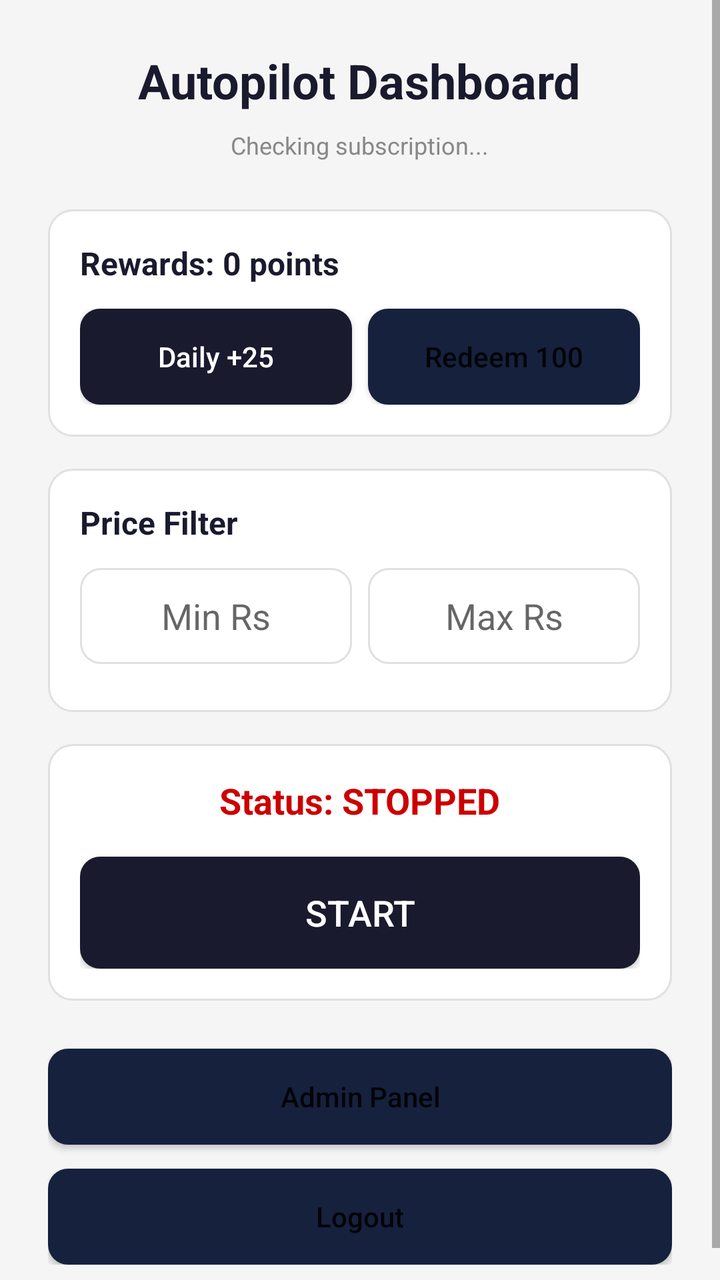
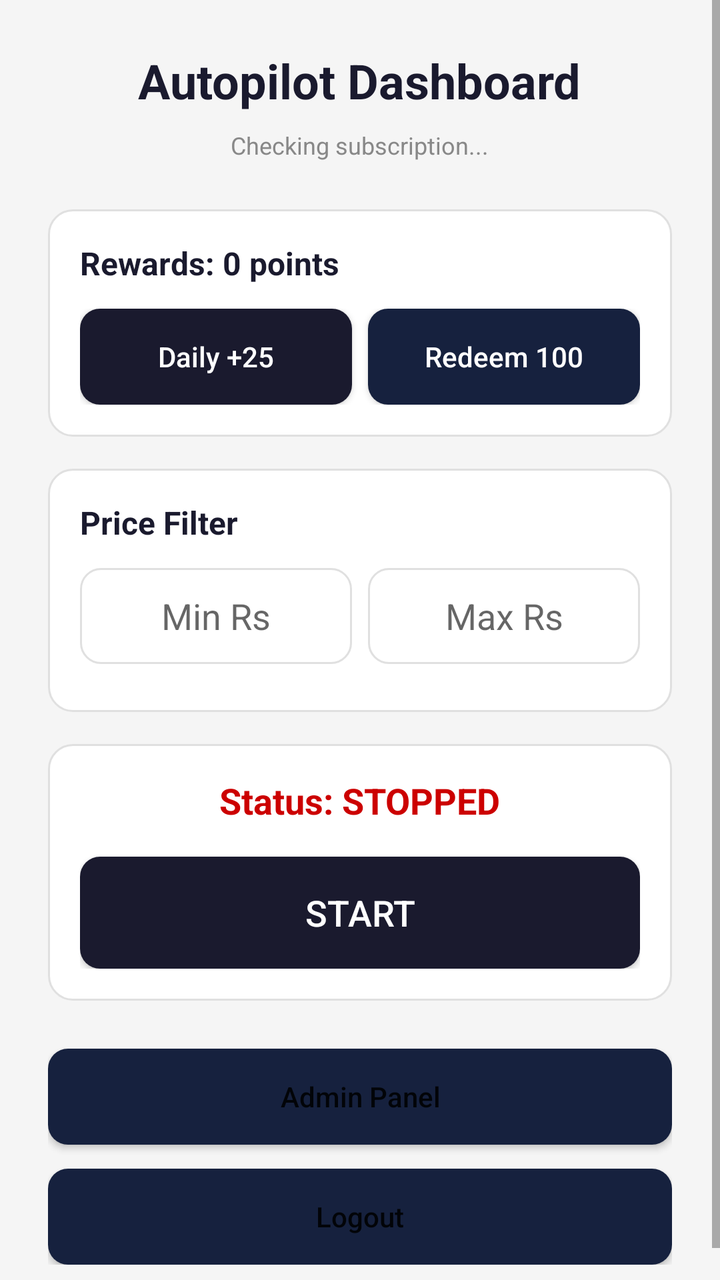

The first picture is an Android layout as it rendered before a commit; the second is the same layout after the commit. The layout source and the unified diff follow.
<!-- AndroidManifest.xml: application theme Theme.Autopilot -->
<!-- res/layout/activity_main.xml -->
<?xml version="1.0" encoding="utf-8"?>
<ScrollView xmlns:android="http://schemas.android.com/apk/res/android"
    android:layout_width="match_parent"
    android:layout_height="match_parent"
    android:fillViewport="true"
    android:background="@drawable/bg_screen">

    <LinearLayout
        android:layout_width="match_parent"
        android:layout_height="wrap_content"
        android:orientation="vertical"
        android:padding="24dp"
        android:gravity="center_horizontal">

        <TextView
            android:layout_width="wrap_content"
            android:layout_height="wrap_content"
            android:text="Autopilot Dashboard"
            android:textSize="24sp"
            android:textStyle="bold"
            android:textColor="@color/primary"
            android:layout_marginBottom="8dp" />

        <TextView
            android:id="@+id/tvSubscription"
            android:layout_width="wrap_content"
            android:layout_height="wrap_content"
            android:text="Checking subscription..."
            android:textSize="12sp"
            android:textColor="@color/gray"
            android:layout_marginBottom="24dp" />

        <LinearLayout
            android:layout_width="match_parent"
            android:layout_height="wrap_content"
            android:orientation="vertical"
            android:background="@drawable/bg_card"
            android:padding="16dp"
            android:layout_marginBottom="16dp">

            <TextView
                android:id="@+id/tvRewards"
                android:layout_width="wrap_content"
                android:layout_height="wrap_content"
                android:text="Rewards: 0 points"
                android:textSize="16sp"
                android:textStyle="bold"
                android:textColor="@color/primary"
                android:layout_marginBottom="12dp" />

            <LinearLayout
                android:layout_width="match_parent"
                android:layout_height="wrap_content"
                android:orientation="horizontal">

                <androidx.appcompat.widget.AppCompatButton
                    android:id="@+id/btnClaimReward"
                    android:layout_width="0dp"
                    android:layout_height="48dp"
                    android:layout_weight="1"
                    android:text="Daily +25"
                    android:textAllCaps="false"
                    android:textColor="@android:color/white"
                    android:background="@drawable/bg_button_primary"
                    android:layout_marginEnd="8dp" />

                <androidx.appcompat.widget.AppCompatButton
                    android:id="@+id/btnRedeemReward"
                    android:layout_width="0dp"
                    android:layout_height="48dp"
                    android:layout_weight="1"
                    android:text="Redeem 100"
                    android:textAllCaps="false"
                    android:background="@drawable/bg_button_secondary" />
            </LinearLayout>
        </LinearLayout>

        <LinearLayout
            android:layout_width="match_parent"
            android:layout_height="wrap_content"
            android:orientation="vertical"
            android:background="@drawable/bg_card"
            android:padding="16dp"
            android:layout_marginBottom="16dp">

            <TextView
                android:layout_width="wrap_content"
                android:layout_height="wrap_content"
                android:text="Price Filter"
                android:textSize="16sp"
                android:textStyle="bold"
                android:textColor="@color/primary"
                android:layout_marginBottom="12dp" />

            <LinearLayout
                android:layout_width="match_parent"
                android:layout_height="wrap_content"
                android:orientation="horizontal"
                android:layout_marginBottom="8dp">

                <EditText
                    android:id="@+id/etMinPrice"
                    android:layout_width="0dp"
                    android:layout_height="48dp"
                    android:layout_weight="1"
                    android:hint="Min Rs"
                    android:inputType="numberDecimal"
                    android:gravity="center"
                    android:background="@drawable/bg_input"
                    android:layout_marginEnd="8dp" />

                <EditText
                    android:id="@+id/etMaxPrice"
                    android:layout_width="0dp"
                    android:layout_height="48dp"
                    android:layout_weight="1"
                    android:hint="Max Rs"
                    android:inputType="numberDecimal"
                    android:gravity="center"
                    android:background="@drawable/bg_input" />
            </LinearLayout>
        </LinearLayout>

        <LinearLayout
            android:layout_width="match_parent"
            android:layout_height="wrap_content"
            android:orientation="vertical"
            android:background="@drawable/bg_card"
            android:padding="16dp"
            android:layout_marginBottom="24dp"
            android:gravity="center">

            <TextView
                android:id="@+id/tvBotStatus"
                android:layout_width="wrap_content"
                android:layout_height="wrap_content"
                android:text="Status: STOPPED"
                android:textSize="18sp"
                android:textStyle="bold"
                android:textColor="@android:color/holo_red_dark"
                android:layout_marginBottom="16dp" />

            <androidx.appcompat.widget.AppCompatButton
                android:id="@+id/btnToggleBot"
                android:layout_width="match_parent"
                android:layout_height="56dp"
                android:text="START"
                android:textColor="@android:color/white"
                android:textAllCaps="false"
                android:textSize="18sp"
                android:background="@drawable/bg_button_primary" />
        </LinearLayout>

        <androidx.appcompat.widget.AppCompatButton
            android:id="@+id/btnAdmin"
            android:layout_width="match_parent"
            android:layout_height="48dp"
            android:text="Admin Panel"
            android:textAllCaps="false"
            android:background="@drawable/bg_button_secondary"
            android:layout_marginBottom="12dp" />

        <androidx.appcompat.widget.AppCompatButton
            android:id="@+id/btnLogout"
            android:layout_width="match_parent"
            android:layout_height="48dp"
            android:text="Logout"
            android:textAllCaps="false"
            android:background="@drawable/bg_button_secondary" />

    </LinearLayout>
</ScrollView>
<!-- resources referenced by this layout -->
<resources>
  <color name="gray">#888888</color>
  <color name="primary">#1A1A2E</color>
  <!-- drawable bg_button_primary (drawable) -->
  <?xml version="1.0" encoding="utf-8"?>
  <shape xmlns:android="http://schemas.android.com/apk/res/android"
      android:shape="rectangle">
      <solid android:color="@color/primary" />
      <corners android:radius="10dp" />
  </shape>
  <!-- drawable bg_button_secondary (drawable) -->
  <?xml version="1.0" encoding="utf-8"?>
  <shape xmlns:android="http://schemas.android.com/apk/res/android"
      android:shape="rectangle">
      <solid android:color="@color/secondary" />
      <corners android:radius="10dp" />
  </shape>
  <!-- drawable bg_card (drawable) -->
  <?xml version="1.0" encoding="utf-8"?>
  <shape xmlns:android="http://schemas.android.com/apk/res/android"
      android:shape="rectangle">
      <solid android:color="@color/card" />
      <corners android:radius="12dp" />
      <stroke android:width="1dp" android:color="@color/border" />
  </shape>
  <!-- drawable bg_input (drawable) -->
  <?xml version="1.0" encoding="utf-8"?>
  <shape xmlns:android="http://schemas.android.com/apk/res/android"
      android:shape="rectangle">
      <solid android:color="@color/input_bg" />
      <corners android:radius="10dp" />
      <stroke android:width="1dp" android:color="@color/border" />
  </shape>
  <!-- drawable bg_screen (drawable) -->
  <?xml version="1.0" encoding="utf-8"?>
  <shape xmlns:android="http://schemas.android.com/apk/res/android"
      android:shape="rectangle">
      <solid android:color="@color/background" />
  </shape>
  <style name="Theme.Autopilot" parent="Theme.MaterialComponents.DayNight.DarkActionBar">
          <item name="colorPrimary">@color/primary</item>
          <item name="colorPrimaryVariant">@color/secondary</item>
          <item name="colorOnPrimary">@android:color/white</item>
          <item name="android:statusBarColor">@color/primary</item>
      </style>
  <color name="secondary">#16213E</color>
  <color name="card">#FFFFFF</color>
  <color name="border">#E0E0E0</color>
  <color name="input_bg">#FFFFFF</color>
  <color name="background">#F5F5F5</color>
</resources>

<!-- the commit's change to res/layout/activity_main.xml (unified diff, before → after) -->
@@ -3,6 +3,8 @@
     android:layout_width="match_parent"
     android:layout_height="match_parent"
     android:fillViewport="true"
+    android:scrollbars="vertical"
+    android:fadeScrollbars="false"
     android:background="@drawable/bg_screen">
 
     <LinearLayout
@@ -61,6 +63,7 @@
                     android:text="Daily +25"
                     android:textAllCaps="false"
                     android:textColor="@android:color/white"
+                     android:contentDescription="@string/claim_reward_description"
                     android:background="@drawable/bg_button_primary"
                     android:layout_marginEnd="8dp" />
 
@@ -71,6 +74,8 @@
                     android:layout_weight="1"
                     android:text="Redeem 100"
                     android:textAllCaps="false"
+                     android:textColor="@android:color/white"
+                     android:contentDescription="@string/redeem_reward_description"
                     android:background="@drawable/bg_button_secondary" />
             </LinearLayout>
         </LinearLayout>
@@ -104,6 +109,9 @@
                     android:layout_height="48dp"
                     android:layout_weight="1"
                     android:hint="Min Rs"
+                     android:maxLength="7"
+                     android:digits="0123456789."
+                     android:autofillHints="creditCardNumber"
                     android:inputType="numberDecimal"
                     android:gravity="center"
                     android:background="@drawable/bg_input"
@@ -115,6 +123,9 @@
                     android:layout_height="48dp"
                     android:layout_weight="1"
                     android:hint="Max Rs"
+                     android:maxLength="7"
+                     android:digits="0123456789."
+                     android:autofillHints="creditCardNumber"
                     android:inputType="numberDecimal"
                     android:gravity="center"
                     android:background="@drawable/bg_input" />
@@ -148,7 +159,11 @@
                 android:textColor="@android:color/white"
                 android:textAllCaps="false"
                 android:textSize="18sp"
-                android:background="@drawable/bg_button_primary" />
+                 android:background="@drawable/bg_button_primary"
+                 android:foreground="?attr/selectableItemBackground"
+                 android:clickable="true"
+                 android:focusable="true"
+                 android:contentDescription="@string/toggle_bot_description" />
         </LinearLayout>
 
         <androidx.appcompat.widget.AppCompatButton
<!-- resource entries referenced after the edit -->
@@ -38,11 +38,15 @@
       android:shape="rectangle">
       <solid android:color="@color/background" />
   </shape>
+  <string name="claim_reward_description">Claim daily reward</string>
+  <string name="redeem_reward_description">Redeem reward points</string>
+  <string name="toggle_bot_description">Start or stop automatic ride acceptance</string>
   <style name="Theme.Autopilot" parent="Theme.MaterialComponents.DayNight.DarkActionBar">
           <item name="colorPrimary">@color/primary</item>
           <item name="colorPrimaryVariant">@color/secondary</item>
           <item name="colorOnPrimary">@android:color/white</item>
           <item name="android:statusBarColor">@color/primary</item>
+          <item name="android:windowLightStatusBar">false</item>
       </style>
   <color name="secondary">#16213E</color>
   <color name="card">#FFFFFF</color>
